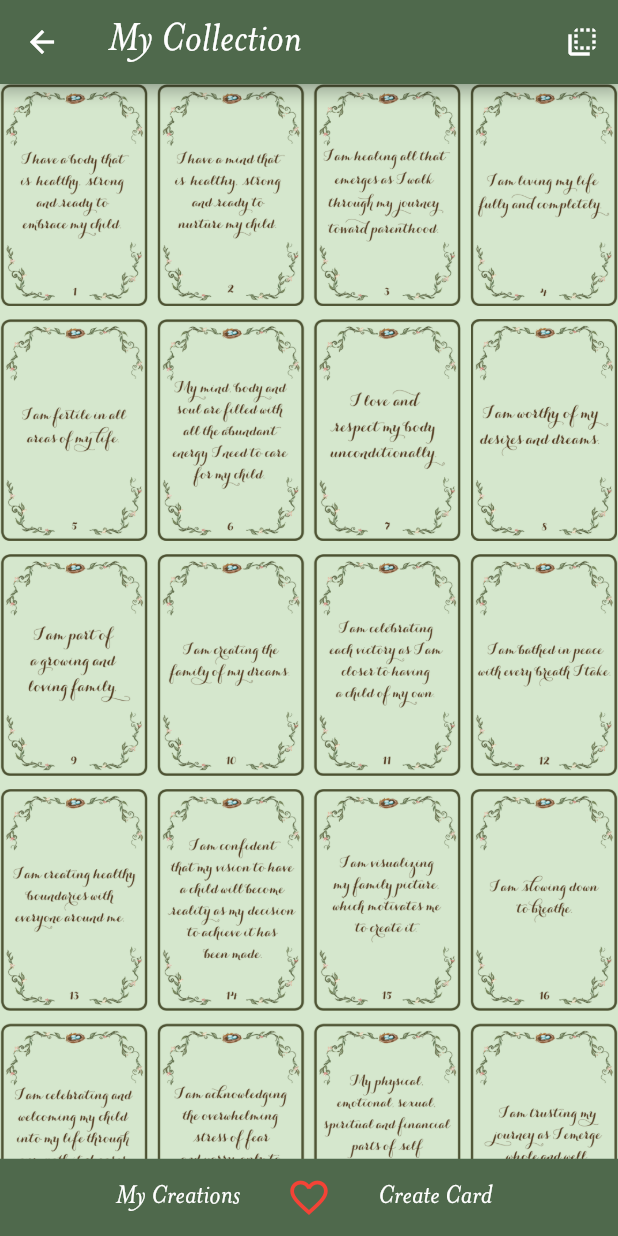
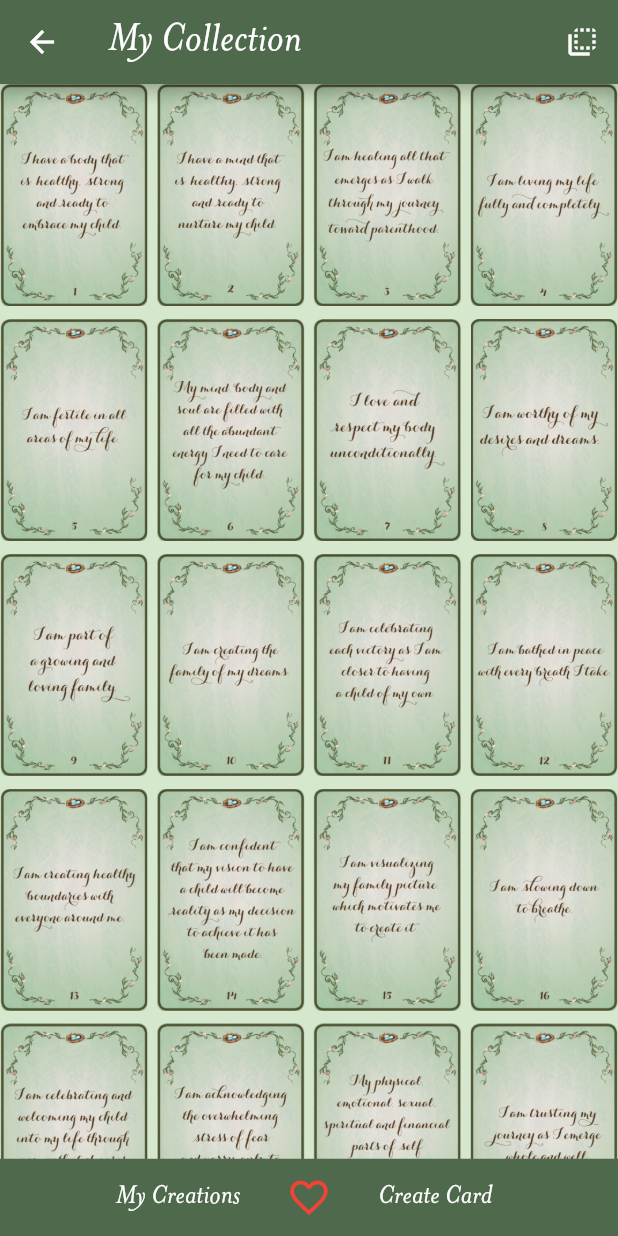
Before and after one commit to CIE-media-team/fertileaffirmations-flutter, a Flutter app: the Collection screen opened directly, on a phone screen of 412 x 824 dp. Run offline on Flutter 3.47's test engine with Material 2 defaults, Android fonts, the phone set to English and light mode, and no system bars; our stand-ins replace auto_size_text, dots_indicator, flip_card, flutter_local_notifications, fluttertoast, package_info and 2 more; accounts and stored records are empty.

Commit message:
collection card background

```diff
--- a/lib/card-screen-random.dart
+++ b/lib/card-screen-random.dart
@@ -75,8 +75,8 @@ class _MyCard extends State<MyCardRandom> {
 
                       key: cardKey,
                       back: Container(
-                         margin: EdgeInsets.only(
-                                  top:  MediaQuery.of(context).size.height / 50),
+                         margin: EdgeInsets.all(
+                                    MediaQuery.of(context).size.height / 50),
                           height: (MediaQuery.of(context).size.height / 4) * 3,
                           decoration: BoxDecoration(
                                                         border: Border.all(),
--- a/lib/card-screen.dart
+++ b/lib/card-screen.dart
@@ -151,8 +151,8 @@ class _MyCard extends State<MyCard> {
                         direction: FlipDirection.HORIZONTAL,
                         front: Center(
                             child: Container(
-                                margin: EdgeInsets.only(
-                                  top:  MediaQuery.of(context).size.height / 50),
+                                margin: EdgeInsets.all(
+                                    MediaQuery.of(context).size.height / 50),
                           height: (MediaQuery.of(context).size.height / 4) * 3,
                                 // width: MediaQuery.of(context).size.width/6 * 5,
                                 decoration: BoxDecoration(
--- a/lib/collection-screen.dart
+++ b/lib/collection-screen.dart
@@ -128,7 +128,20 @@ class _Collection extends State<Collection> {
                   childAspectRatio: 50 / 75),
               scrollDirection: Axis.vertical,
               itemBuilder: (context, position) {
-                return Container(
+                return
+                    Container(
+                    // height: 100,
+                    // width: 50,
+                    decoration: BoxDecoration(
+                        image: DecorationImage(
+                          //  image: AssetImage('assets/images/noleaves2.png'),
+                          // image: AssetImage(cards[position].getImage()),
+
+                          //   fit: BoxFit.fitHeight),),
+                            // //  image: AssetImage('assets/images/noleaves2.png'),
+                            image: AssetImage('assets/images/noleaves2.png'),
+                            fit: BoxFit.fitHeight)),
+                    child: Container(
                     // height: 100,
                     // width: 50,
                     decoration: BoxDecoration(
@@ -139,7 +152,7 @@ class _Collection extends State<Collection> {
                           //   fit: BoxFit.fitHeight),),
                             // //  image: AssetImage('assets/images/noleaves2.png'),
                             image: AssetImage(getImage(position)),
-                            fit: BoxFit.fitHeight)),
+                            fit: BoxFit.contain)),
                         // border: Border.all(color: Colors.black, width: 1),
                         // borderRadius: BorderRadius.all(Radius.circular(10))),
                     child: FlatButton(
@@ -208,7 +221,7 @@ class _Collection extends State<Collection> {
                                           ),
                                         )))
                               ],
-                            ))));
+                            )))));
               },
               itemCount: cards.length,
             ),
```
